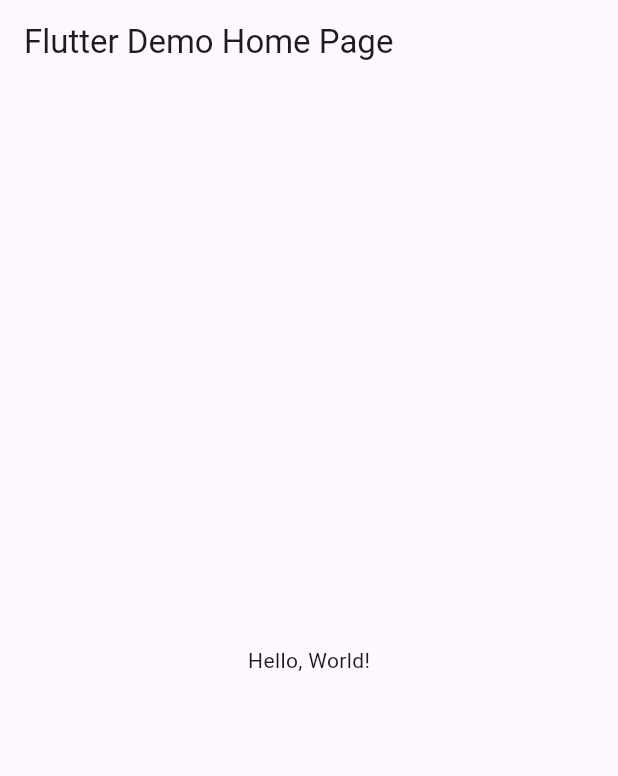
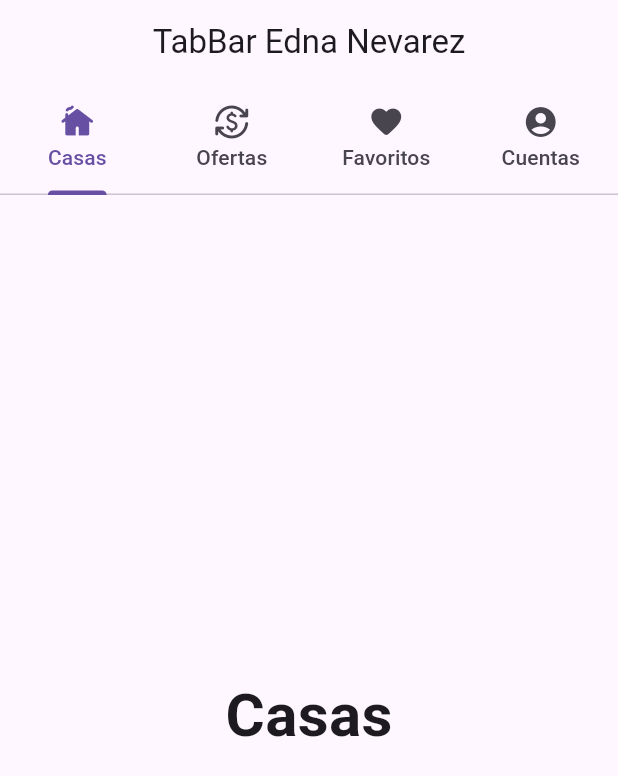
Before and after one commit to NevarezOrtegaEdna/p11-TabBar-6I, a Flutter app: the screen it shows after launch, on a phone screen of 412 x 824 dp. Shown: the top 776 px of the screen. Run offline on Flutter 3.47's test engine with Material 3 defaults, Android fonts, the phone set to English and light mode, and no system bars.

Commit message:
Update main.dart

```diff
--- a/lib/main.dart
+++ b/lib/main.dart
@@ -1,43 +1,94 @@
 import 'package:flutter/material.dart';
 
-void main() => runApp(MyApp());
+void main() => runApp(AppMiTabBar());
 
-class MyApp extends StatelessWidget {
-  const MyApp({super.key});
-  // This widget is the root of your application.
+class AppMiTabBar extends StatefulWidget {
+  const AppMiTabBar({Key? key}) : super(key: key);
+
+  @override
+  State<AppMiTabBar> createState() => _AppMiTabBarState();
+}
+
+class _AppMiTabBarState extends State<AppMiTabBar> {
   @override
   Widget build(BuildContext context) {
     return MaterialApp(
-      // Application name
-      title: 'Flutter Hello World',
-      // Application theme data, you can set the colors for the application as
-      // you want
+      debugShowCheckedModeBanner: false,
+      title: "Ejemplo TabBar Edna Nevarez",
       theme: ThemeData(
-        // useMaterial3: true,
-        primarySwatch: Colors.blue,
+        primarySwatch: Colors.red,
       ),
-      // A widget which will be started on application startup
-      home: MyHomePage(title: 'Flutter Demo Home Page'),
+      home: MiPaginaInicial(),
     );
   }
 }
+//Stateful
 
-class MyHomePage extends StatelessWidget {
-  final String title;
-  const MyHomePage({super.key, required this.title});
+class MiPaginaInicial extends StatefulWidget {
+  const MiPaginaInicial({Key? key}) : super(key: key);
 
   @override
+  State<MiPaginaInicial> createState() => _MiPaginaInicialState();
+} //MiPaginaInicial
+
+class _MiPaginaInicialState extends State<MiPaginaInicial> {
+  @override
   Widget build(BuildContext context) {
-    return Scaffold(
-      appBar: AppBar(
-        // The title text which will be shown on the action bar
-        title: Text(title),
-      ),
-      body: Center(
-        child: Text(
-          'Hello, World!',
-        ),
-      ),
-    );
-  }
-}
+    return DefaultTabController(
+        length: 4,
+        child: Scaffold(
+          //DefaultTabController
+          appBar: AppBar(
+            title: const Text("TabBar Edna Nevarez"),
+            centerTitle: true,
+            bottom: TabBar(
+              tabs: [
+                Tab(
+                  text: "Casas",
+                  icon: Icon(Icons.cottage_rounded),
+                ),
+                Tab(
+                  text: "Ofertas",
+                  icon: Icon(Icons.currency_exchange_rounded),
+                ),
+                Tab(
+                  text: "Favoritos",
+                  icon: Icon(Icons.favorite_rounded),
+                ),
+                Tab(
+                  text: "Cuentas",
+                  icon: Icon(Icons.account_circle_rounded),
+                ),
+              ], //Fin de tabs
+            ), //Fin buttom tabBar
+          ),
+          body: TabBarView(children: const <Widget>[
+            Center(
+              child: Text(
+                "Casas",
+                style: TextStyle(fontWeight: FontWeight.bold, fontSize: 40),
+              ),
+            ),
+            Center(
+              child: Text(
+                "Ofertas",
+                style: TextStyle(fontWeight: FontWeight.bold, fontSize: 40),
+              ),
+            ),
+            Center(
+              child: Text(
+                "Favoritos",
+                style: TextStyle(fontWeight: FontWeight.bold, fontSize: 40),
+              ),
+            ),
+            Center(
+              child: Text(
+                "Cuentas",
+                style: TextStyle(fontWeight: FontWeight.bold, fontSize: 40),
+              ),
+            ),
+          ] //Jardin de niños
+              ), //Fin tabBarView
+        ));
+  } //fin widget
+} //_MiPaginaInicialState
```
